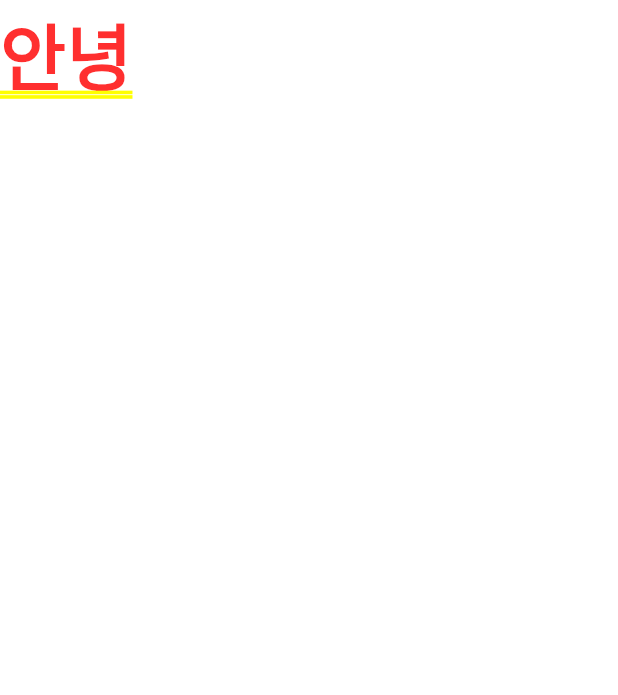
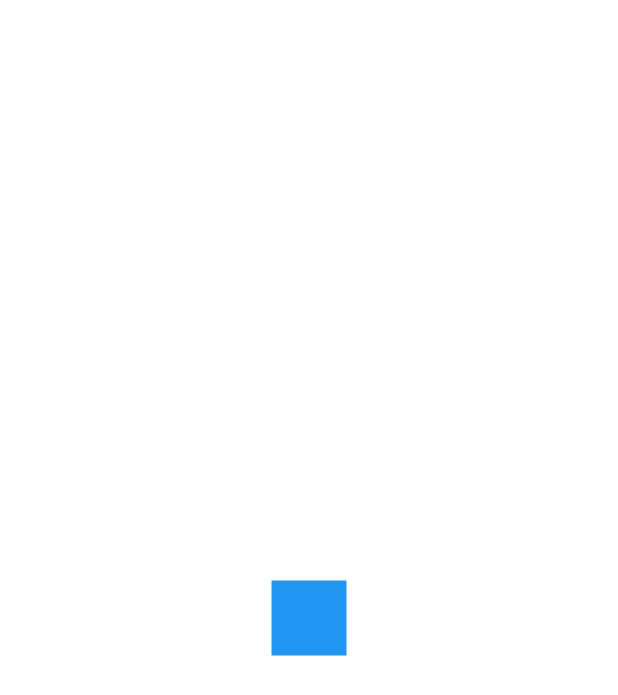
Before and after one commit to sunm-in/Learning_Flutter, a Flutter app: the screen it shows after launch, on a phone screen of 412 x 824 dp. Shown: the top 695 px of the screen. Run offline on Flutter 3.47's test engine with Material 2 defaults, Android fonts, the phone set to English and light mode, and no system bars.

Commit message:
default widget

```diff
--- a/contact/lib/main.dart
+++ b/contact/lib/main.dart
@@ -10,7 +10,9 @@ class MyApp extends StatelessWidget {
   @override
   Widget build(BuildContext context) {
     return MaterialApp(
-      home: Text('안녕'),
+      home: Center(
+        child: Container( width: 50, height: 50, color: Colors.blue, ),
+      ),
     );
   }
 }
```
